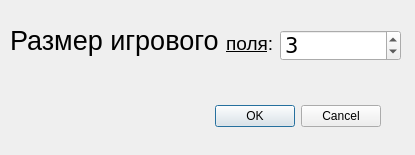
First picture: the form in gamesettings.ui, repository levelp/Qt_XO, before the edit.
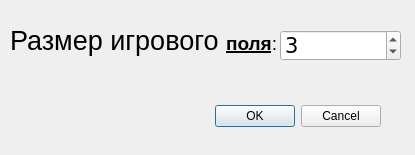
Second picture: the form after the edit.

Commit message: Толщина шрифта в gamesettings.ui

```diff
--- a/gamesettings.ui
+++ b/gamesettings.ui
@@ -58,7 +58,7 @@
     </rect>
    </property>
    <property name="text">
-    <string>&lt;html&gt;&lt;head/&gt;&lt;body&gt;&lt;p&gt;&lt;span style=&quot; font-size:20pt;&quot;&gt;Размер игрового &lt;/span&gt;&lt;span style=&quot; font-size:14pt; text-decoration: underline;&quot;&gt;поля&lt;/span&gt;&lt;span style=&quot; font-size:14pt;&quot;&gt;: &lt;/span&gt;&lt;/p&gt;&lt;/body&gt;&lt;/html&gt;</string>
+    <string>&lt;html&gt;&lt;head/&gt;&lt;body&gt;&lt;p&gt;&lt;span style=&quot; font-size:20pt;&quot;&gt;Размер игрового &lt;/span&gt;&lt;span style=&quot; font-size:14pt; font-weight:600; text-decoration: underline;&quot;&gt;поля&lt;/span&gt;&lt;span style=&quot; font-size:14pt;&quot;&gt;: &lt;/span&gt;&lt;/p&gt;&lt;/body&gt;&lt;/html&gt;</string>
    </property>
   </widget>
  </widget>
```
